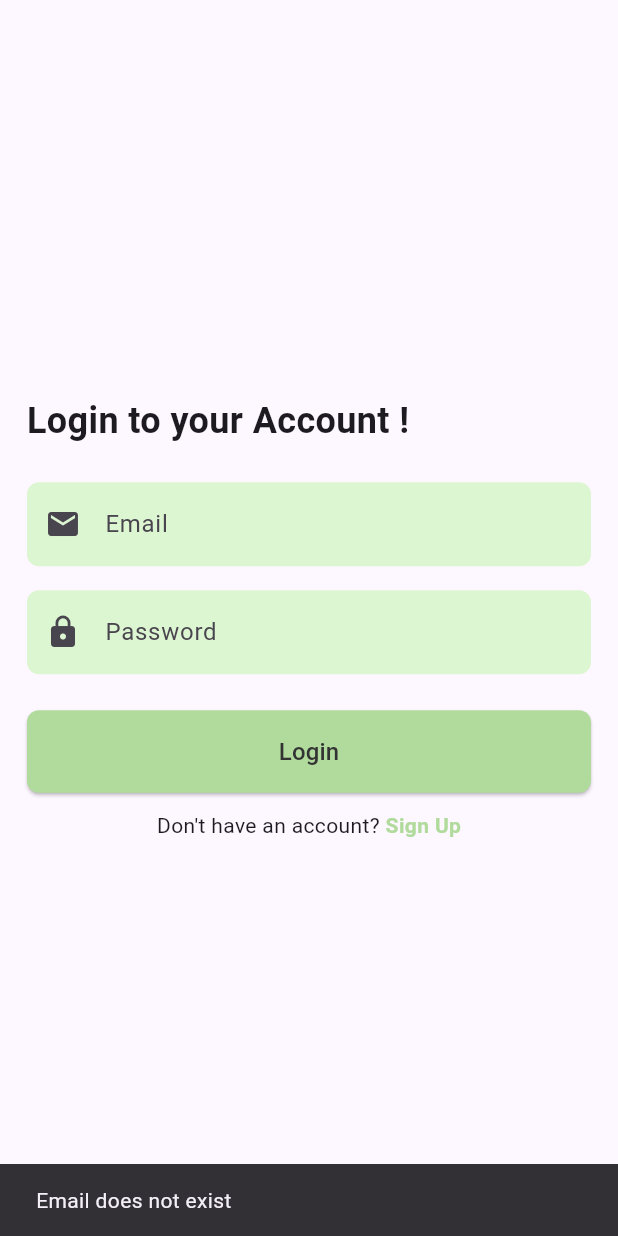
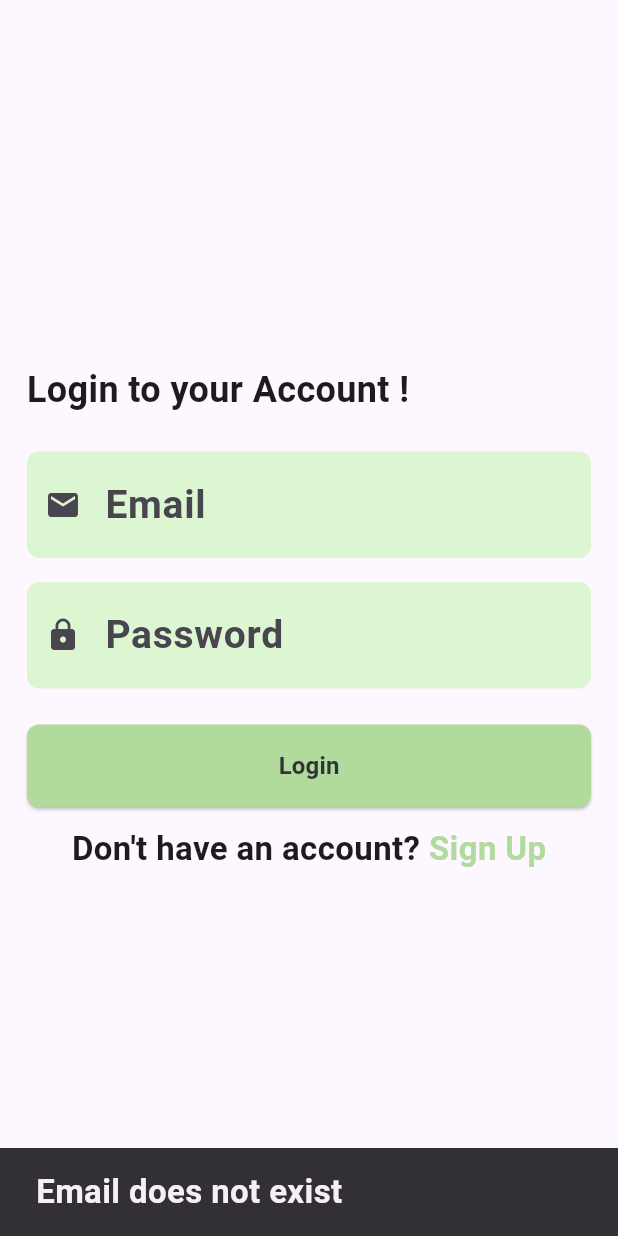
Before and after one commit to raunak2909/expenser_378, a Flutter app: the screen it shows after launch, after a tap on "Login", on a phone screen of 412 x 824 dp. Run offline on Flutter 3.47's test engine with Material 3 defaults, Android fonts, the phone set to English and light mode, and no system bars; our stand-ins replace fl_chart, flutter_bloc, shared_preferences, sqflite; accounts and stored records are empty.

Commit message:
added styles and theme

```diff
--- a/lib/main.dart
+++ b/lib/main.dart
@@ -43,10 +43,90 @@ class MyApp extends StatelessWidget {
       themeMode: context.watch<ThemeProvider>().getThemeValue()
           ? ThemeMode.dark
           : ThemeMode.light,
-      darkTheme: ThemeData(brightness: Brightness.dark),
+      darkTheme: ThemeData(brightness: Brightness.dark,
+          textTheme: TextTheme(
+            headlineLarge: TextStyle(
+              fontSize: 38,
+              fontWeight: FontWeight.bold,
+            ),
+            headlineMedium: TextStyle(
+              fontSize: 34,
+              fontWeight: FontWeight.bold,
+            ),
+            headlineSmall: TextStyle(
+              fontSize: 30,
+              fontWeight: FontWeight.bold,
+            ),
+            bodyLarge: TextStyle(
+              fontSize: 26,
+              fontWeight: FontWeight.bold,
+            ),
+            bodyMedium: TextStyle(
+              fontSize: 22,
+              fontWeight: FontWeight.bold,
+            ),
+            titleLarge: TextStyle(
+              fontSize: 18,
+              fontWeight: FontWeight.bold,
+            ),
+            titleMedium: TextStyle(
+              fontSize: 16,
+              fontWeight: FontWeight.bold,
+            ),
+            labelLarge: TextStyle(
+              fontSize: 14,
+              fontWeight: FontWeight.bold,
+            ),
+          )
+      ),
       theme: ThemeData(
         brightness: Brightness.light,
         colorScheme: ColorScheme.fromSeed(seedColor: Color(0xff6750a4)),
+        textTheme: TextTheme(
+          headlineLarge: TextStyle(
+            fontSize: 38,
+            fontWeight: FontWeight.bold,
+          ),
+          headlineMedium: TextStyle(
+            fontSize: 34,
+            fontWeight: FontWeight.bold,
+          ),
+          headlineSmall: TextStyle(
+            fontSize: 30,
+            fontWeight: FontWeight.bold,
+          ),
+          bodyLarge: TextStyle(
+            fontSize: 26,
+            fontWeight: FontWeight.bold,
+          ),
+          bodyMedium: TextStyle(
+            fontSize: 22,
+            fontWeight: FontWeight.bold,
+          ),
+          titleLarge: TextStyle(
+            fontSize: 18,
+            fontWeight: FontWeight.bold,
+          ),
+          titleMedium: TextStyle(
+            fontSize: 16,
+            fontWeight: FontWeight.bold,
+          ),
+          labelLarge: TextStyle(
+            fontSize: 14,
+            fontWeight: FontWeight.bold,
+          ),
+          labelSmall: TextStyle(
+            fontSize: 11,
+          ),
+        ),
+        elevatedButtonTheme: ElevatedButtonThemeData(),
+        inputDecorationTheme: InputDecorationTheme(
+          border: OutlineInputBorder(
+            borderRadius: BorderRadius.circular(8),
+            borderSide: BorderSide.none,
+          ),
+        ),
+
       ),
       initialRoute: AppRoutes.SPLASHPAGE,
       routes: AppRoutes.routes,
```
Also changed, not shown: lib/ui/dashboard_page/nav_pages/home/home_page.dart (+20 -33 lines), lib/utils/ui_helper.dart (added, +103 -0 lines).
